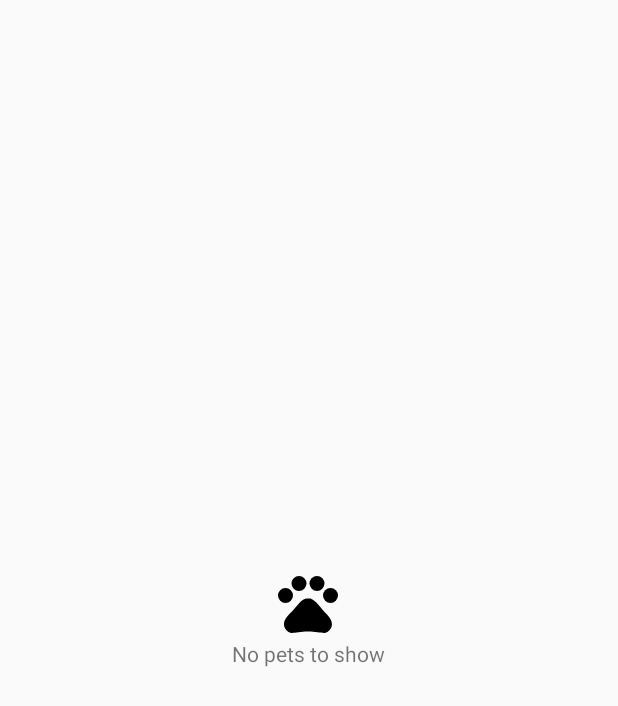
After one commit to nixmaldonado/Patitas, an Android app: the fragment PetsFragment shown on its own in the app's theme, on a phone screen of 412 x 824 dp. The commit adds this screen. Shown: the top 706 px of the screen. Run offline under Robolectric (Android 15) with nearby library versions, the phone set to English and light mode, and no system bars; our stand-ins replace ButterKnife.

Commit message:
partial mvp architecture

```diff
--- a/app/src/main/AndroidManifest.xml
+++ b/app/src/main/AndroidManifest.xml
@@ -23,7 +23,7 @@
                 <category android:name="android.intent.category.LAUNCHER" />
             </intent-filter>
         </activity>
-        <activity android:name=".peteditor.EditorActivity" />
+        <activity android:name=".peteditor.PetEditorActivity" />
         <activity
             android:name=".petdetail.PetDetailActivity"
             android:label="@string/title_activity_detail"
--- a/app/src/main/java/com/example/patitas/data/Pet.java
+++ b/app/src/main/java/com/example/patitas/data/Pet.java
@@ -16,6 +16,8 @@ public class Pet implements Parcelable {
             return new Pet[size];
         }
     };
+
+    private String id;
 
     private String name;
 
@@ -63,4 +65,6 @@ public class Pet implements Parcelable {
         dest.writeString(this.remoteImageUri);
         dest.writeString(this.localImageUri);
     }
+
+    public String getId(){return id;}
 }
--- a/app/src/main/java/com/example/patitas/data/DatabaseUtils.java
+++ b/app/src/main/java/com/example/patitas/data/source/DatabaseUtils.java
@@ -1,4 +1,4 @@
-package com.example.patitas.data;
+package com.example.patitas.data.source;
 
 import com.google.firebase.database.FirebaseDatabase;
 
--- a/app/src/main/java/com/example/patitas/petdetail/PetDetailActivity.java
+++ b/app/src/main/java/com/example/patitas/petdetail/PetDetailActivity.java
@@ -14,6 +14,8 @@ import butterknife.BindView;
 import butterknife.ButterKnife;
 
 public class PetDetailActivity extends AppCompatActivity {
+
+    public static final String EXTRA_PET_ID = "PET_ID";
 
     @BindView(R.id.toolbar_title)
     TextView toolbarTitle;
--- a/app/src/main/java/com/example/patitas/pets/PetsActivity.java
+++ b/app/src/main/java/com/example/patitas/pets/PetsActivity.java
@@ -9,12 +9,12 @@ import android.view.Menu;
 import android.view.MenuItem;
 import android.widget.ListView;
 
-import com.example.patitas.data.DatabaseUtils;
+import com.example.patitas.data.source.DatabaseUtils;
 import com.example.patitas.util.PetAdapter;
 import com.example.patitas.R;
 import com.example.patitas.data.Pet;
 import com.example.patitas.petdetail.PetDetailActivity;
-import com.example.patitas.peteditor.EditorActivity;
+import com.example.patitas.peteditor.PetEditorActivity;
 import com.google.firebase.database.ChildEventListener;
 import com.google.firebase.database.DataSnapshot;
 import com.google.firebase.database.DatabaseError;
@@ -86,7 +86,7 @@ public class PetsActivity extends AppCompatActivity {
 
     @OnClick(R.id.fab)
     protected void addPet() {
-        Intent editorIntent = new Intent(this, EditorActivity.class);
+        Intent editorIntent = new Intent(this, PetEditorActivity.class);
         this.startActivity(editorIntent);
     }
 
--- /dev/null
+++ b/app/src/main/java/com/example/patitas/pets/PetsContract.java
@@ -0,0 +1,38 @@
+package com.example.patitas.pets;
+
+import com.example.patitas.BasePresenter;
+import com.example.patitas.BaseView;
+import com.example.patitas.data.Pet;
+
+import java.util.List;
+
+public interface PetsContract {
+
+    interface View extends BaseView<Presenter>{
+        void setLoadingIndicator(boolean active);
+
+        void showPets(List<Pet> pets);
+
+        void showAddPets();
+
+        void showPetDetailsUi(String petId);
+
+        void showLoadingPetsError();
+
+        void showNoPets();
+
+        void showSuccessfullySavedMessage();
+
+        boolean isActive();
+
+    }
+
+    interface Presenter extends BasePresenter{
+        void openPetDetails(Pet requestedPet);
+
+        void loadPets (boolean forceUpdate);
+
+
+    }
+
+}
--- /dev/null
+++ b/app/src/main/java/com/example/patitas/pets/ScrollChildSwipeRefreshLayout.java
@@ -0,0 +1,24 @@
+package com.example.patitas.pets;
+
+import android.content.Context;
+import android.support.v4.widget.SwipeRefreshLayout;
+import android.util.AttributeSet;
+import android.view.View;
+
+
+public class ScrollChildSwipeRefreshLayout extends SwipeRefreshLayout {
+
+    private View scrollUpChild;
+
+    public ScrollChildSwipeRefreshLayout(Context context) {
+        super(context);
+    }
+
+    public ScrollChildSwipeRefreshLayout(Context context, AttributeSet attrs) {
+        super(context, attrs);
+    }
+
+    public void setScrollUpChild(View view) {
+        this.scrollUpChild = view;
+    }
+}
--- /dev/null
+++ b/app/src/main/res/drawable/ic_pets_black_24dp.xml
@@ -0,0 +1,21 @@
+<vector xmlns:android="http://schemas.android.com/apk/res/android"
+        android:width="24dp"
+        android:height="24dp"
+        android:viewportWidth="24.0"
+        android:viewportHeight="24.0">
+    <path
+        android:fillColor="#FF000000"
+        android:pathData="M4.5,9.5m-2.5,0a2.5,2.5 0,1 1,5 0a2.5,2.5 0,1 1,-5 0"/>
+    <path
+        android:fillColor="#FF000000"
+        android:pathData="M9,5.5m-2.5,0a2.5,2.5 0,1 1,5 0a2.5,2.5 0,1 1,-5 0"/>
+    <path
+        android:fillColor="#FF000000"
+        android:pathData="M15,5.5m-2.5,0a2.5,2.5 0,1 1,5 0a2.5,2.5 0,1 1,-5 0"/>
+    <path
+        android:fillColor="#FF000000"
+        android:pathData="M19.5,9.5m-2.5,0a2.5,2.5 0,1 1,5 0a2.5,2.5 0,1 1,-5 0"/>
+    <path
+        android:fillColor="#FF000000"
+        android:pathData="M17.34,14.86c-0.87,-1.02 -1.6,-1.89 -2.48,-2.91 -0.46,-0.54 -1.05,-1.08 -1.75,-1.32 -0.11,-0.04 -0.22,-0.07 -0.33,-0.09 -0.25,-0.04 -0.52,-0.04 -0.78,-0.04s-0.53,0 -0.79,0.05c-0.11,0.02 -0.22,0.05 -0.33,0.09 -0.7,0.24 -1.28,0.78 -1.75,1.32 -0.87,1.02 -1.6,1.89 -2.48,2.91 -1.31,1.31 -2.92,2.76 -2.62,4.79 0.29,1.02 1.02,2.03 2.33,2.32 0.73,0.15 3.06,-0.44 5.54,-0.44h0.18c2.48,0 4.81,0.58 5.54,0.44 1.31,-0.29 2.04,-1.31 2.33,-2.32 0.31,-2.04 -1.3,-3.49 -2.61,-4.8z"/>
+</vector>
--- a/app/src/main/res/layout/activity_editor.xml
+++ b/app/src/main/res/layout/activity_editor.xml
@@ -6,7 +6,7 @@
     android:layout_width="match_parent"
     android:layout_height="match_parent"
     android:orientation="vertical"
-    tools:context=".peteditor.EditorActivity">
+    tools:context=".peteditor.PetEditorActivity">
 
     <android.support.v7.widget.Toolbar
         android:id="@+id/my_toolbar"
--- /dev/null
+++ b/app/src/main/res/layout/pets_fragment.xml
@@ -0,0 +1,50 @@
+<?xml version="1.0" encoding="utf-8"?>
+<com.example.patitas.pets.ScrollChildSwipeRefreshLayout xmlns:android="http://schemas.android.com/apk/res/android"
+    android:id="@+id/refresh_layout"
+    android:layout_width="match_parent"
+    android:layout_height="match_parent">
+
+    <RelativeLayout
+        android:id="@+id/pets_container"
+        android:layout_width="match_parent"
+        android:layout_height="match_parent"
+        android:clickable="true"
+        android:orientation="vertical">
+
+        <LinearLayout
+            android:id="@+id/pets_linear_layout"
+            android:layout_width="match_parent"
+            android:layout_height="match_parent"
+            android:orientation="vertical">
+
+            <ListView
+                android:id="@+id/pets_list"
+                android:layout_width="match_parent"
+                android:layout_height="wrap_content" />
+
+        </LinearLayout>
+
+        <LinearLayout
+            android:id="@+id/no_pets"
+            android:layout_width="wrap_content"
+            android:layout_height="wrap_content"
+            android:layout_centerInParent="true"
+            android:orientation="vertical">
+
+            <ImageView
+                android:id="@+id/no_pets_icon"
+                android:layout_width="48dp"
+                android:layout_height="48dp"
+                android:layout_gravity="center"
+                android:src="@drawable/ic_pets_black_24dp" />
+
+            <TextView
+                android:layout_width="wrap_content"
+                android:layout_height="wrap_content"
+                android:text="@string/no_pets"/>
+
+        </LinearLayout>
+
+    </RelativeLayout>
+
+</com.example.patitas.pets.ScrollChildSwipeRefreshLayout>
--- a/app/src/main/res/menu/menu_editor.xml
+++ b/app/src/main/res/menu/menu_editor.xml
@@ -2,7 +2,7 @@
 <menu xmlns:android="http://schemas.android.com/apk/res/android"
     xmlns:app="http://schemas.android.com/apk/res-auto"
     xmlns:tools="http://schemas.android.com/tools"
-    tools:context=".peteditor.EditorActivity">
+    tools:context=".peteditor.PetEditorActivity">
 
     <item
         android:id="@+id/action_save"
--- a/app/src/main/res/values/strings.xml
+++ b/app/src/main/res/values/strings.xml
@@ -7,4 +7,7 @@
     <string name="log_out">Log Out</string>
     <string name="title_activity_maps">Map</string>
     <string name="title_activity_editor">Editor Activity</string>
+    <string name="successfully_saved_message">Pet Saved</string>
+    <string name="no_pets">No pets to show</string>
+    <string name="error_loading_pets">Error loading pets</string>
 </resources>
--- a/build.gradle
+++ b/build.gradle
@@ -19,7 +19,3 @@ allprojects {
         jcenter()
     }
 }
-
-task clean(type: Delete) {
-    delete rootProject.buildDir
-}
```
Also changed, not shown: app/src/main/java/com/example/patitas/data/source/FirebasePetsDataSource.java (renamed from app/src/main/java/com/example/patitas/data/FirebasePetsRepository.java, +9 -4 lines), app/src/main/java/com/example/patitas/data/source/PetsDataSource.java (added, +11 -0 lines), app/src/main/java/com/example/patitas/peteditor/PetEditorActivity.java (renamed from app/src/main/java/com/example/patitas/peteditor/EditorActivity.java, +9 -7 lines), app/src/main/java/com/example/patitas/pets/PetsFragment.java (added, +221 -0 lines), app/src/main/java/com/example/patitas/pets/PetsPresenter.java (added, +47 -0 lines), app/src/main/java/com/example/patitas/pets/PetsRepository.java (deleted, +0 -9 lines).
